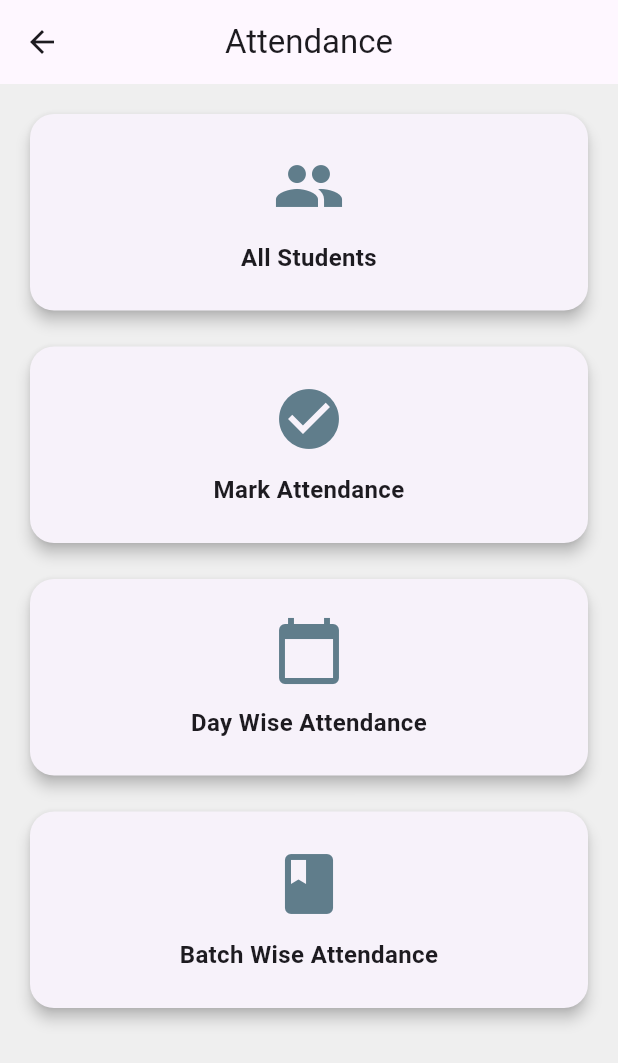
After one commit to BhargavK10/courseapp, a Flutter app: the AttendanceDashboard screen opened directly, on a phone screen of 412 x 824 dp. The commit adds this screen. Shown: the top 1063 px of the screen. Run offline on Flutter 3.47's test engine with Material 3 defaults, Android fonts, the phone set to English and light mode, and no system bars; our stand-ins replace image_picker, supabase_flutter, video_player, youtube_player_flutter; accounts and stored records are empty.

Commit message:
merged attendance into video stuff

```diff
--- /dev/null
+++ b/lib/attendancedashboard.dart
@@ -0,0 +1,105 @@
+import 'package:courseapp/allstudetspage.dart';
+import 'package:courseapp/attendencepage.dart';
+import 'package:courseapp/batchwiseattendance.dart';
+import 'package:courseapp/daywiseattendance.dart';
+import 'package:flutter/material.dart';
+
+class AttendanceDashboard extends StatelessWidget {
+  const AttendanceDashboard({super.key});
+
+  @override
+  Widget build(BuildContext context) {
+    return Scaffold(
+      appBar: AppBar(
+        title: const Text("Attendance"),
+        centerTitle: true,
+      ),
+      body: Padding(
+        padding: const EdgeInsets.all(16.0),
+        child: ListView(
+          children: [
+            _buildCard(
+              context,
+              title: "All Students",
+              icon: Icons.people,
+              onTap: () {
+                Navigator.push(
+                  context,
+                  MaterialPageRoute(builder: (_) => AllStudentsPage()),
+                );
+              },
+            ),
+            const SizedBox(height: 16),
+            _buildCard(
+              context,
+              title: "Mark Attendance",
+              icon: Icons.check_circle,
+              onTap: () {
+                Navigator.push(
+                  context,
+                  MaterialPageRoute(builder: (_) => AttendancePage()),
+                );
+              },
+            ),
+            const SizedBox(height: 16),
+            _buildCard(
+              context,
+              title: "Day Wise Attendance",
+              icon: Icons.calendar_today,
+              onTap: () {
+                Navigator.push(
+                  context,
+                  MaterialPageRoute(builder: (_) => DayWiseAttendancePage()),
+                );
+              },
+            ),
+            const SizedBox(height: 16),
+            _buildCard(
+              context,
+              title: "Batch Wise Attendance",
+              icon: Icons.class_,
+              onTap: () {
+                Navigator.push(
+                  context,
+                  MaterialPageRoute(builder: (_) => BatchWiseAttendancePage()),
+                );
+              },
+            ),
+          ],
+        ),
+      ),
+    );
+  }
+
+  Widget _buildCard(BuildContext context,
+      {required String title,
+      required IconData icon,
+      required VoidCallback onTap}) {
+    return InkWell(
+      onTap: onTap,
+      borderRadius: BorderRadius.circular(16),
+      child: Card(
+        elevation: 4,
+        shape: RoundedRectangleBorder(borderRadius: BorderRadius.circular(16)),
+        child: Padding(
+          padding: const EdgeInsets.symmetric(vertical: 24),
+          child: Column(
+            mainAxisSize: MainAxisSize.min,
+            children: [
+              Icon(icon, size: 48, color: Colors.blueGrey),
+              const SizedBox(height: 12),
+              Text(
+                title,
+                textAlign: TextAlign.center,
+                style: const TextStyle(
+                  fontSize: 16,
+                  fontWeight: FontWeight.w600,
+                ),
+              ),
+            ],
+          ),
+        ),
+      ),
+    );
+  }
+}
--- a/lib/attendencepage.dart
+++ b/lib/attendencepage.dart
@@ -29,7 +29,7 @@ class _AttendancePageState extends State<AttendancePage> {
     });
   }
 
-  Future<void> _markAttendance(String studentId, bool isPresent) async {
+  Future<void> _markAttendance(String studentId, String batchId, bool isPresent) async {
     final todayDate = "${today.year.toString().padLeft(4, '0')}-${today.month.toString().padLeft(2, '0')}-${today.day.toString().padLeft(2, '0')}";
 
     // Check if entry exists
@@ -52,6 +52,7 @@ class _AttendancePageState extends State<AttendancePage> {
       // Insert
       await supabase.from('attendance').insert({
         'student_id': studentId,
+        'batch':batchId,
         'date': todayDate,
         'present': isPresent,
       });
@@ -86,11 +87,11 @@ class _AttendancePageState extends State<AttendancePage> {
               children: [
                 IconButton(
                   icon: const Icon(Icons.check, color: Colors.green),
-                  onPressed: () => _markAttendance(student['user_id'], true),
+                  onPressed: () => _markAttendance(student['user_id'], student['batch'], true),
                 ),
                 IconButton(
                   icon: const Icon(Icons.close, color: Colors.red),
-                  onPressed: () => _markAttendance(student['user_id'], false),
+                  onPressed: () => _markAttendance(student['user_id'], student['batch'], false),
                 ),
               ],
             ),
--- a/lib/dashboard.dart
+++ b/lib/dashboard.dart
@@ -1,4 +1,6 @@
 import 'package:courseapp/addcourse.dart';
+import 'package:courseapp/attendancedashboard.dart';
+import 'package:courseapp/attendencepage.dart';
 import 'package:courseapp/drawermenu.dart';
 import 'package:courseapp/topbar.dart';
 import 'package:courseapp/manageCourse.dart';
@@ -196,7 +198,7 @@ class _DashboardState extends State<Dashboard> {
               child: InkWell(
                 borderRadius: BorderRadius.circular(14),
                 onTap: () {
-                  // Navigate to stats page
+                  Navigator.push(context, MaterialPageRoute(builder: (_)=>AttendanceDashboard()));
                 },
                 child: Padding(
                   padding: const EdgeInsets.all(18),
@@ -217,7 +219,7 @@ class _DashboardState extends State<Dashboard> {
                           crossAxisAlignment: CrossAxisAlignment.start,
                           children: [
                             const Text(
-                              "View Statistics",
+                              "Attendance",
                               style: TextStyle(
                                 fontSize: 18,
                                 fontWeight: FontWeight.bold,
--- a/lib/drawermenu.dart
+++ b/lib/drawermenu.dart
@@ -1,6 +1,5 @@
-import 'package:courseapp/courses.dart';
 import 'package:courseapp/dashboard.dart';
-import 'package:courseapp/func.dart';
+import 'package:courseapp/viewAll.dart';
 import 'package:flutter/material.dart';
 import 'package:supabase_flutter/supabase_flutter.dart';
 
@@ -34,14 +33,13 @@ class DrawerMenu extends StatelessWidget {
             title: Text('Home', style: TextStyle(color: Color(0xFF242424))),
             onTap: () {
               Navigator.push(context, MaterialPageRoute(builder: (_)=>Dashboard()));
-              // Use your page navigation logic here
             },
           ),
           ListTile(
             leading: Icon(Icons.book, color: Color(0xFF242424)),
             title: Text('Courses', style: TextStyle(color: Color(0xFF242424))),
             onTap: () {
-              Navigator.push(context, MaterialPageRoute(builder: (_)=>AllCoursesPage(courses: courses)));
+              Navigator.push(context, MaterialPageRoute(builder: (_)=>AllCoursesPage()));
             },
           ),
           ListTile(
```
Also changed, not shown: lib/allstudetspage.dart (added, +58 -0 lines), lib/batchwiseattendance.dart (added, +104 -0 lines).
